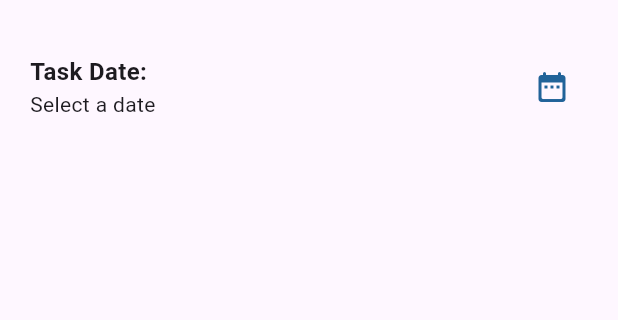
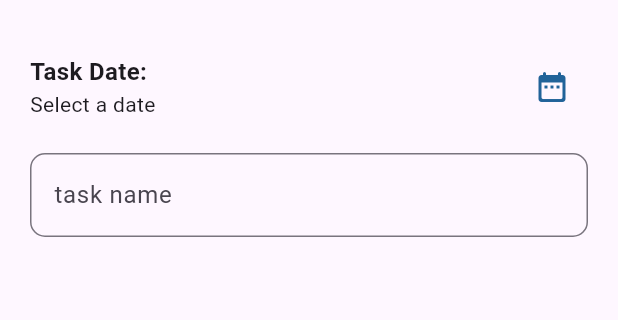
Before and after one commit to iamanggi/TodoApp_0123, a Flutter app: the screen it shows after launch, on a phone screen of 412 x 824 dp, the part 63-383 px from its top. Run offline on Flutter 3.47's test engine with Material 3 defaults, Android fonts, the phone set to English and light mode, and no system bars.

Commit message:
menambahkan text field

```diff
--- a/lib/todo_app.dart
+++ b/lib/todo_app.dart
@@ -42,6 +42,19 @@ class _TodoAppState extends State<TodoApp> {
                   ),
                 ],
               ),
+              const SizedBox(height: 20),
+              Form(child: Column(
+                children: [
+                  TextFormField(
+                    decoration: InputDecoration(
+                      label: Text('task name'),
+                      hintText: 'Enter task',
+                      border: OutlineInputBorder(
+                        borderRadius: BorderRadius.circular(10),
+                      ),
+                    ))
+                ]
+              ))
             ],
           ),
         ),
```
